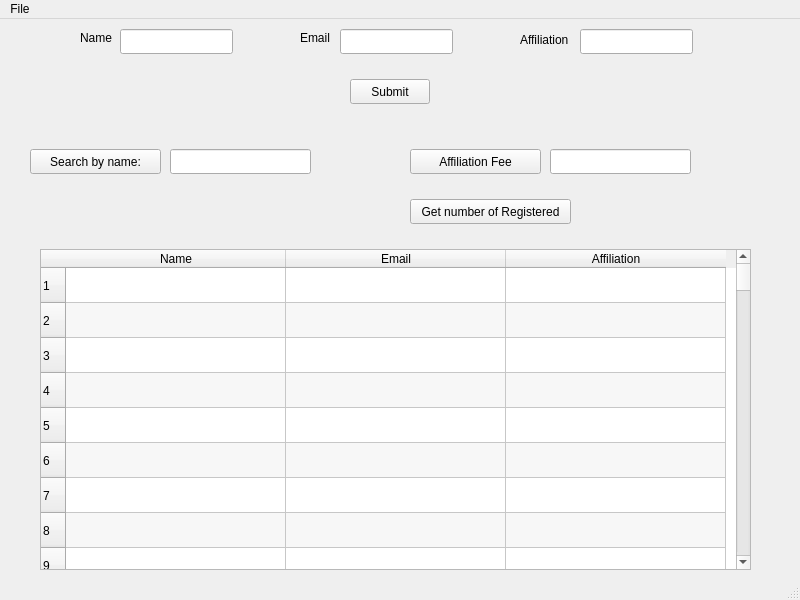
This is cos3711/assignment_2/working/newnew_x1_gui_working/mainwindow.ui in Tabish1511/4thYearAssignments as Qt 5 draws it before an edit. The edited form follows.
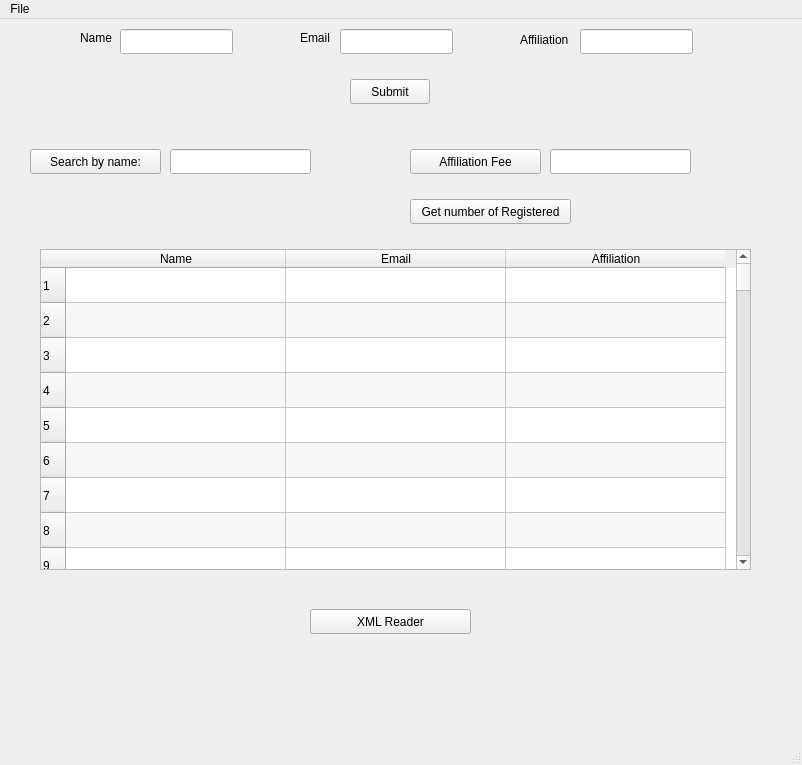
This is the edited form.

What changed in the file:
```diff
--- a/cos3711/assignment_2/working/newnew_x1_gui_working/mainwindow.ui
+++ b/cos3711/assignment_2/working/newnew_x1_gui_working/mainwindow.ui
@@ -6,8 +6,8 @@
    <rect>
     <x>0</x>
     <y>0</y>
-    <width>800</width>
-    <height>600</height>
+    <width>802</width>
+    <height>765</height>
    </rect>
   </property>
   <property name="windowTitle">
@@ -337,13 +337,26 @@
      </property>
     </column>
    </widget>
+   <widget class="QPushButton" name="pushButton_5">
+    <property name="geometry">
+     <rect>
+      <x>310</x>
+      <y>590</y>
+      <width>161</width>
+      <height>25</height>
+     </rect>
+    </property>
+    <property name="text">
+     <string>XML Reader</string>
+    </property>
+   </widget>
   </widget>
   <widget class="QMenuBar" name="menubar">
    <property name="geometry">
     <rect>
      <x>0</x>
      <y>0</y>
-     <width>800</width>
+     <width>802</width>
      <height>22</height>
     </rect>
    </property>
```
Left out of the diff: 6 changed lines with no effect on the pictures.
